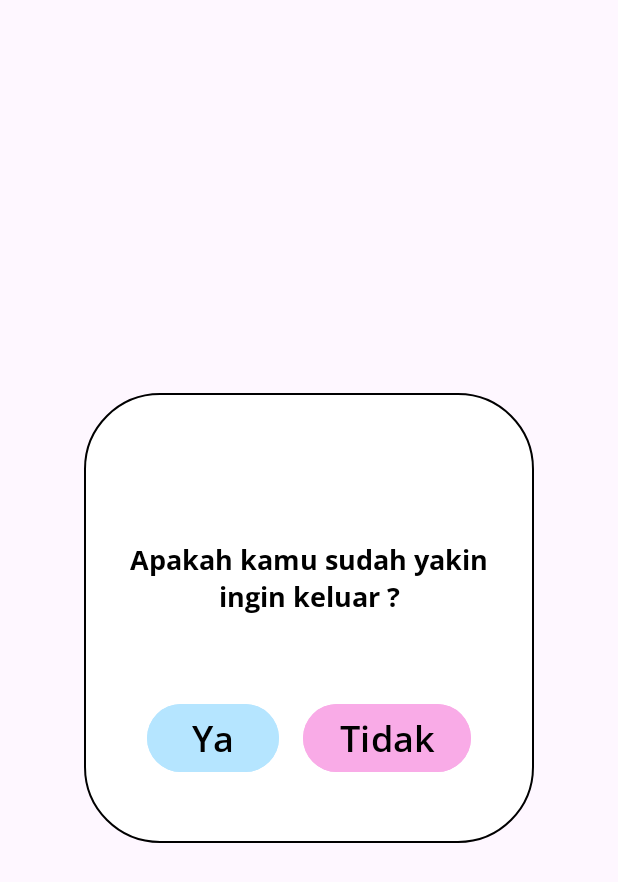
After one commit to hokacristian/KidLink1, an Android app: the layout item_logout_popup.xml on its own in the app's theme, with its tools: preview values and no code run, on a phone screen of 412 x 824 dp. The commit adds this screen. Shown: the top 882 px of the screen. Run offline under Robolectric (Android 15) with nearby library versions, the phone set to English and light mode, and no system bars.

Commit message:
Menambahkan warna di colors, Membuat item-item untuk popup (warning alert message) dan (logout message)

```diff
--- /dev/null
+++ b/app/src/main/res/drawable/rounded_popup_logout_template.xml
@@ -0,0 +1,9 @@
+<?xml version="1.0" encoding="utf-8"?>
+<shape xmlns:android="http://schemas.android.com/apk/res/android">
+    <corners android:radius="50dp" />
+    <solid android:color="@color/white" />
+    <stroke
+        android:width="1dp"
+        android:color="@color/black"
+        />
+</shape>
--- /dev/null
+++ b/app/src/main/res/layout/item_logout_popup.xml
@@ -0,0 +1,60 @@
+<?xml version="1.0" encoding="utf-8"?>
+<androidx.constraintlayout.widget.ConstraintLayout xmlns:android="http://schemas.android.com/apk/res/android"
+    xmlns:app="http://schemas.android.com/apk/res-auto"
+    android:layout_width="match_parent"
+    android:layout_height="match_parent">
+
+    <LinearLayout
+        android:layout_width="300dp"
+        android:layout_height="300dp"
+        android:background="@drawable/rounded_popup_logout_template"
+        android:gravity="center"
+        android:orientation="vertical"
+        app:layout_constraintBottom_toBottomOf="parent"
+        app:layout_constraintEnd_toEndOf="parent"
+        app:layout_constraintStart_toStartOf="parent"
+        app:layout_constraintTop_toTopOf="parent">
+
+        <TextView
+            android:layout_width="wrap_content"
+            android:layout_height="wrap_content"
+            android:layout_marginVertical="30dp"
+            android:fontFamily="@font/opensans_bold"
+            android:padding="25dp"
+            android:text="@string/logout_question_message"
+            android:textAlignment="center"
+            android:textColor="@color/black"
+            android:textSize="18sp" />
+
+        <LinearLayout
+            android:id="@+id/logout_buttons"
+            android:layout_width="match_parent"
+            android:layout_height="wrap_content"
+            android:gravity="center_horizontal"
+            android:orientation="horizontal"
+            >
+
+            <Button
+                android:id="@+id/button_yes"
+                android:layout_width="wrap_content"
+                android:layout_height="wrap_content"
+                android:layout_marginEnd="16dp"
+                android:backgroundTint="@color/diamond"
+                android:fontFamily="@font/opensans_semibold"
+                android:text="@string/yes"
+                android:textColor="@color/black"
+                android:textSize="24sp" />
+
+            <Button
+                android:id="@+id/button_no"
+                android:layout_width="wrap_content"
+                android:layout_height="wrap_content"
+                android:backgroundTint="@color/lavender_rose"
+                android:fontFamily="@font/opensans_semibold"
+                android:text="@string/no"
+                android:textColor="@color/black"
+                android:textSize="24sp" />
+        </LinearLayout>
+    </LinearLayout>
+
+</androidx.constraintlayout.widget.ConstraintLayout>
--- a/app/src/main/res/values/colors.xml
+++ b/app/src/main/res/values/colors.xml
@@ -13,4 +13,6 @@
     <color name="dark_lavender">#7C4D96</color>
     <color name="glaucous">#6979B6</color>
     <color name="cyan_azure">#5485B8</color>
+    <color name="turkish_rose">#AF7B7B</color>
+    <color name="red">#FF0000</color>
 </resources>
--- a/app/src/main/res/values/strings.xml
+++ b/app/src/main/res/values/strings.xml
@@ -32,4 +32,9 @@
     <string name="tvProfilMenuTitleRow3">Keluar</string>
     <string name="ubahGambarProfil">Ubah Gambar Profil</string>
     <string name="hapusGambarProfil">Hapus Gambar Profil</string>
+    <string name="pwa_content_description">Peringatan Popup Warning</string>
+    <string name="popup_warning_alert">Pesan Gagal terkirim!, Gunakanlah bahasa yang baik dan benar</string>
+    <string name="logout_question_message">Apakah kamu sudah yakin ingin keluar ?</string>
+    <string name="yes">Ya</string>
+    <string name="no">Tidak</string>
 </resources>
```
Also changed, not shown: app/src/main/res/drawable/rounded_popup_warning_template.xml (added, +9 -0 lines), app/src/main/res/layout/item_warning_popup.xml (added, +23 -0 lines), 1 other file.
